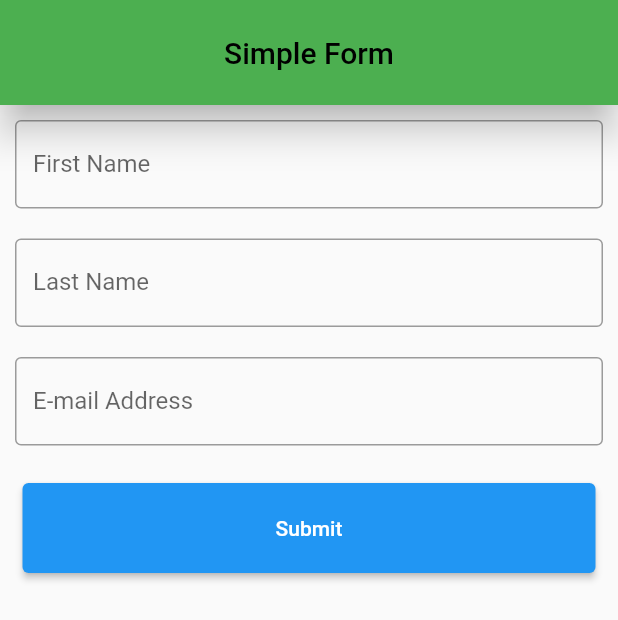
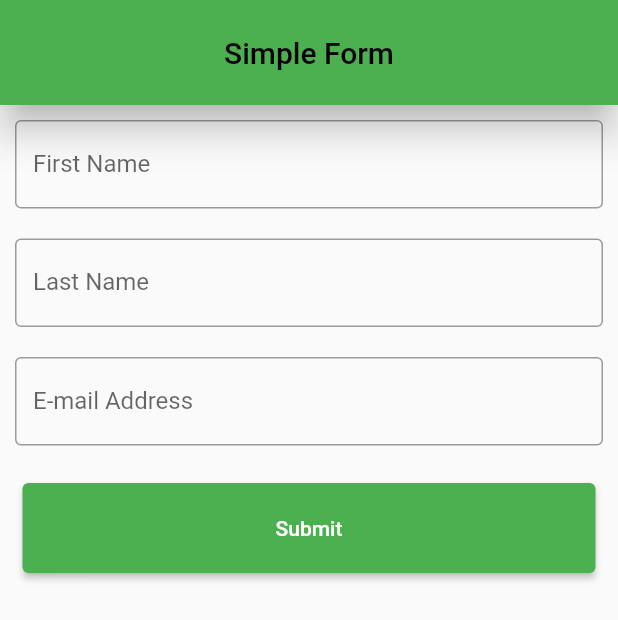
Before and after one commit to Minhaj-Mahim/Simple_Form_by_Flutter, a Flutter app: the screen it shows after launch, on a phone screen of 412 x 824 dp. Shown: the top 620 px of the screen. Run offline on Flutter 3.47's test engine with Material 2 defaults, Android fonts, the phone set to English and light mode, and no system bars.

Commit message:
Color matched. Appbar and elevated button.

```diff
--- a/lib/main.dart
+++ b/lib/main.dart
@@ -20,6 +20,7 @@ class HomeActivity extends StatelessWidget{
 
   ButtonStyle buttonStyle = ElevatedButton.styleFrom(
     minimumSize: Size(double.infinity, 60),
+    backgroundColor: Colors.green,
   );
 
   @override
@@ -65,7 +66,7 @@ class HomeActivity extends StatelessWidget{
           ),
           Padding(
             padding: const EdgeInsets.all(15),
-            child: ElevatedButton(onPressed: (){},child: Text("Submit"), style: buttonStyle),
+            child: ElevatedButton(onPressed: (){},child: Text("Submit"), style: buttonStyle,),
           ),
         ],
       ),
```
